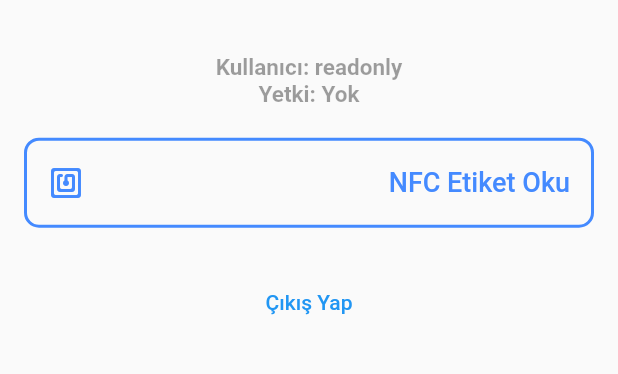
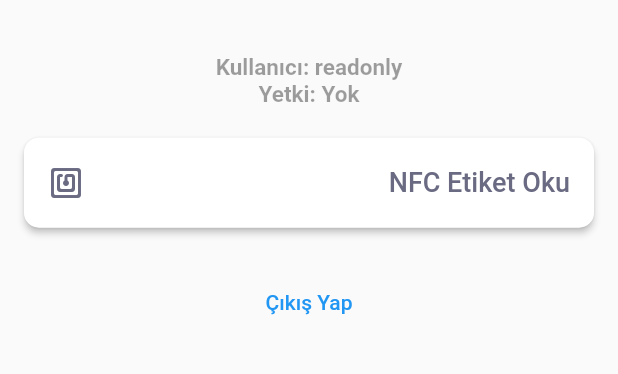
Before and after one commit to beyzanurcoban/ELEC491-EarthquakeApp, a Flutter app: the HomePage screen opened directly, on a phone screen of 412 x 824 dp, the part 259-633 px from its top. Run offline on Flutter 3.47's test engine with Material 2 defaults, Android fonts, the phone set to English and light mode, and no system bars; our stand-ins replace cloud_firestore, firebase_core, flutter_secure_storage; missing offline and left inert: dart:ffi, nfc_manager; accounts and stored records are empty.

Commit message:
home page visual updates.

```diff
--- a/ui/lib/HomePage.dart
+++ b/ui/lib/HomePage.dart
@@ -23,6 +23,8 @@ class _HomePageState extends State<HomePage> {
   bool _nfcSessionRunning = false;
   bool _roleExists = false;
   bool _canWriteVictim = false;
+
+  Color _primaryColor = const Color(0xff6a6b83);
 
   final Map<String, String> _roles = {
     'clinic': 'Hastane',
@@ -112,13 +114,9 @@ class _HomePageState extends State<HomePage> {
                                       padding: const EdgeInsets.only(left: 16, right: 16, top: 0, bottom: 10),
                                       child: SizedBox(
                                         height: 60,
-                                        child: OutlinedButton(
+                                        child: ElevatedButton(
                                           style: ElevatedButton.styleFrom(
-                                            side: const BorderSide(
-                                              width: 2.0,
-                                              color: Colors.blueAccent,
-                                            ),
-                                            backgroundColor: Colors.transparent,
+                                            backgroundColor: Colors.white,
                                             shape: RoundedRectangleBorder(
                                               borderRadius: BorderRadius.circular(10),
                                             ),
@@ -126,15 +124,15 @@ class _HomePageState extends State<HomePage> {
                                           onPressed: _tagRead,
                                           child: Row(
                                             mainAxisAlignment: MainAxisAlignment.spaceBetween,
-                                            children: const [
+                                            children: [
                                               Icon(
                                                 Icons.nfc_rounded,
-                                                color: Colors.blueAccent,
+                                                color: _primaryColor,
                                               ),
                                               Text(
                                                 'NFC Etiket Oku',
                                                 style: TextStyle(
-                                                  color: Colors.blueAccent,
+                                                  color: _primaryColor,
                                                   fontSize: 18.0,
                                                 ),
                                               ),
@@ -155,9 +153,9 @@ class _HomePageState extends State<HomePage> {
                                         padding: const EdgeInsets.only(left: 16, right: 16, top: 0, bottom: 10),
                                         child: SizedBox(
                                           height: 60,
-                                          child: FilledButton(
+                                          child: ElevatedButton(
                                             style: ElevatedButton.styleFrom(
-                                              backgroundColor: Colors.indigoAccent,
+                                              backgroundColor: _primaryColor,
                                               shape: RoundedRectangleBorder(
                                                 borderRadius: BorderRadius.circular(10),
                                               ),
@@ -201,9 +199,9 @@ class _HomePageState extends State<HomePage> {
                                             padding: const EdgeInsets.only(left: 16, right: 16, top: 10, bottom: 10),
                                             child: SizedBox(
                                               height: 60,
-                                              child: FilledButton(
+                                              child: ElevatedButton(
                                                 style: ElevatedButton.styleFrom(
-                                                  backgroundColor: Colors.deepOrange,
+                                                  backgroundColor: Colors.white,
                                                   shape: RoundedRectangleBorder(
                                                     borderRadius: BorderRadius.circular(10),
                                                   ),
@@ -213,12 +211,13 @@ class _HomePageState extends State<HomePage> {
                                                   mainAxisAlignment: MainAxisAlignment.spaceBetween,
                                                   children: [
                                                     const Icon(
-                                                        Icons.add_rounded
+                                                      Icons.add_rounded,
+                                                      color: Colors.deepOrange,
                                                     ),
                                                     Text(
                                                       '${_roles[_userRole]} Kaydı Ekle',
                                                       style: const TextStyle(
-                                                        color: Colors.white,
+                                                        color: Colors.deepOrange,
                                                         fontSize: 18.0,
                                                       ),
                                                     ),
```
